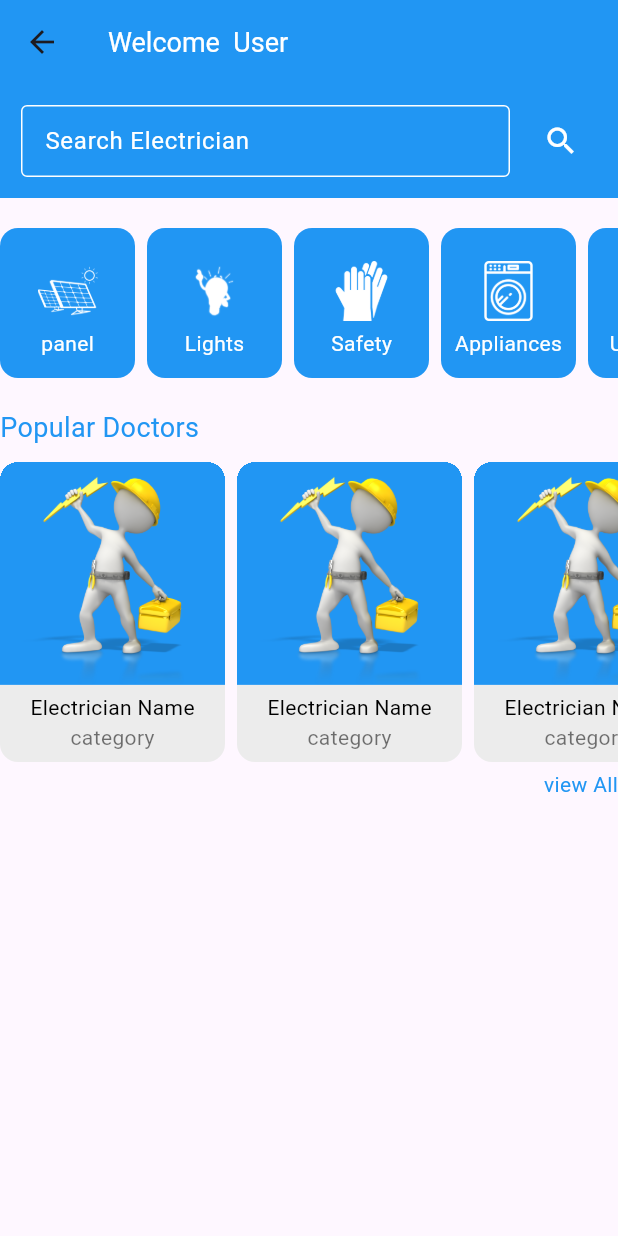
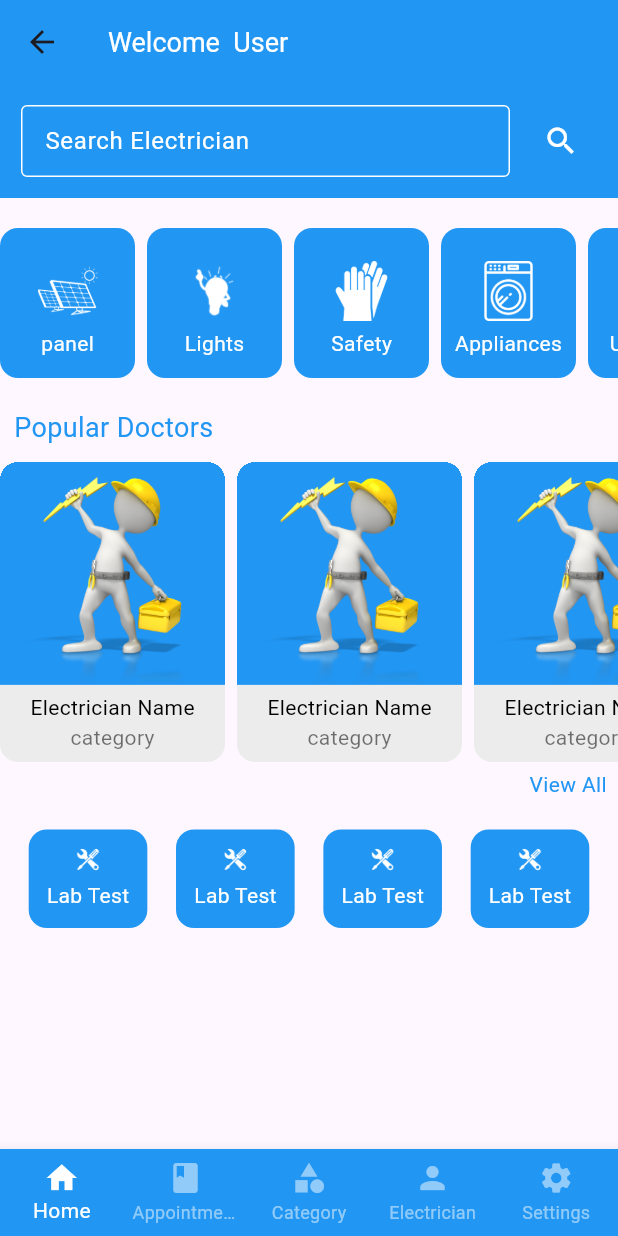
Before and after one commit to SAKSHaTHOR/BookMySlot, a Flutter app: the screen it shows after launch, after a tap on "Login", on a phone screen of 412 x 824 dp. Run offline on Flutter 3.47's test engine with Material 3 defaults, Android fonts, the phone set to English and light mode, and no system bars; our stand-ins replace firebase_core, get, velocity_x; accounts and stored records are empty; generated files the repository leaves out were written again; Roboto replaces fonts that are missing (Nunito-Bold, Nunito-Regular).

Commit message:
"second"

```diff
--- a/bt/lib/consts/strings.dart
+++ b/bt/lib/consts/strings.dart
@@ -26,4 +26,10 @@ class AppStrings{
   static const String Appliances = "Appliances";
   static const String Upgrades = "Upgrades";
   static const String Repairs = "Repairs";
+  static const String category ="Category";
+  static const String Electrician = "Electrician Login";
+  static const String settings = "Settings";
+  static const String changePassword ="Change Password";
+  static const String termsConditions = "Terms & Conditions";
+  static const String signout = "Signout";
 }
--- a/bt/lib/main.dart
+++ b/bt/lib/main.dart
@@ -1,10 +1,16 @@
 import 'package:bt/consts/consts.dart';
+import 'package:bt/firebase_options.dart';
 import 'package:flutter/material.dart';
 import 'package:get/get.dart';
 import 'package:bt/views/login_view/login_view.dart';
+import 'package:firebase_core/firebase_core.dart';
 
 
-void main(){
+void main() async{
+  WidgetsFlutterBinding.ensureInitialized();
+  await Firebase.initializeApp(
+    options: DefaultFirebaseOptions.currentPlatform,
+  );
   runApp(const MyApp());
 }
 
--- a/bt/lib/res/components/custom_button.dart
+++ b/bt/lib/res/components/custom_button.dart
@@ -13,10 +13,11 @@ class CustomButton extends StatelessWidget {
       child: ElevatedButton(
         style: ElevatedButton.styleFrom(
           shape: const StadiumBorder(),
-          backgroundColor: Colors.white30,
-
+          backgroundColor: Colors.blue,
+          foregroundColor: Colors.white,
         ),
         onPressed: onTap,
+
         child: buttonText.text.make(),
 
 
--- /dev/null
+++ b/bt/lib/views/home_view/home.dart
@@ -0,0 +1,57 @@
+import 'package:bt/consts/consts.dart';
+import 'package:bt/views/appointment_view/appointment_view.dart';
+import 'package:bt/views/category_view/category_view.dart';
+import 'package:bt/views/home_view/home_view.dart';
+import 'package:bt/views/login_view/login_view.dart';
+import 'package:bt/views/settings_view/settings_view.dart';
+import 'package:flutter/widgets.dart';
+
+class Home extends StatefulWidget {
+  const Home({Key? key}) : super(key: key);
+
+  @override
+  State<Home> createState() => _HomeState();
+}
+
+class _HomeState extends State<Home> {
+
+  int selectedIndex=0;
+  List screenList = [
+    const HomeView(),
+     const AppointmentView(),
+    const CategoryView(),
+    const LoginView(),
+    const SettingsView(),
+  ];
+
+  @override
+  Widget build(BuildContext context) {
+    return Scaffold(
+      body: screenList.elementAt(selectedIndex),
+      bottomNavigationBar: BottomNavigationBar(
+        unselectedItemColor: AppColors.whitecolor.withOpacity(0.5),
+        selectedItemColor: AppColors.whitecolor,
+        selectedLabelStyle: TextStyle(
+          color: AppColors.whitecolor,
+        ),
+        selectedIconTheme: IconThemeData(
+          color: AppColors.whitecolor,
+        ),
+        backgroundColor: AppColors.bluecolor,
+        type: BottomNavigationBarType.fixed,
+        currentIndex: selectedIndex,
+        onTap: (value){
+          setState(() {
+            selectedIndex=value;
+          });
+        },
+        items: const[
+        BottomNavigationBarItem(icon: Icon(Icons.home),label: "Home"),
+          BottomNavigationBarItem(icon: Icon(Icons.book),label: "Appointments"),
+        BottomNavigationBarItem(icon: Icon(Icons.category),label: "Category"),
+        BottomNavigationBarItem(icon: Icon(Icons.person),label: "Electrician"),
+        BottomNavigationBarItem(icon: Icon(Icons.settings),label: "Settings")
+      ],),
+    );
+  }
+}
--- a/bt/lib/views/home_view/home_view.dart
+++ b/bt/lib/views/home_view/home_view.dart
@@ -1,8 +1,12 @@
 import 'package:bt/consts/consts.dart';
 import 'package:bt/consts/lists.dart';
 import 'package:bt/res/components/custom_textfield.dart';
+// import 'package:bt/views/doctor_profile_view/doctor_profile_view.dart';
+import 'package:bt/views/electrician_profile_view/electrician_profile_view.dart';
 import 'package:flutter/material.dart';
-import 'package:flutter/widgets.dart';
+import 'package:get/get.dart';
+import 'package:get/get_core/src/get_main.dart';
+
 class HomeView extends StatelessWidget {
   const HomeView({Key? key}) : super(key: key);
 
@@ -12,9 +16,14 @@ class HomeView extends StatelessWidget {
       appBar: AppBar(
         backgroundColor: Colors.blue,
         elevation: 0.0,
-        title:AppStyles.bold(title: "${AppStrings.welcome} User", color: AppColors.whitecolor,size: AppSizes.size18),
+        title: AppStyles.bold(
+          title: "${AppStrings.welcome} User",
+          color: AppColors.whitecolor,
+          size: AppSizes.size18,
         ),
-      body: Column(
+      ),
+      body: SingleChildScrollView(
+        child: Column(
           children: [
             Container(
               padding: const EdgeInsets.all(14),
@@ -28,17 +37,19 @@ class HomeView extends StatelessWidget {
                       textColor: AppColors.whitecolor,
                     ),
                   ),
-                10.widthBox,
-                IconButton(onPressed: (){},
-                    icon:Icon(
+                  const SizedBox(width: 10), // Use SizedBox for spacing
+                  IconButton(
+                    onPressed: () {},
+                    icon: Icon(
                       Icons.search,
                       color: AppColors.whitecolor,
-                ))
+                    ),
+                  ),
                 ],
               ),
             ),
 
-          20.heightBox,
+            const SizedBox(height: 20), // Use SizedBox for spacing
 
             SizedBox(
               height: 100,
@@ -46,19 +57,21 @@ class HomeView extends StatelessWidget {
                 physics: const BouncingScrollPhysics(),
                 scrollDirection: Axis.horizontal,
                 itemCount: 6,
-                itemBuilder: (BuildContext context,int index){
+                itemBuilder: (BuildContext context, int index) {
                   return GestureDetector(
-                    onTap: (){},
+                    onTap: () {},
                     child: Container(
                       decoration: BoxDecoration(
                         color: AppColors.bluecolor,
                         borderRadius: BorderRadius.circular(12),
                       ),
-                      padding:const EdgeInsets.only(top: 22,left: 8,right: 8,bottom: 12),
-                      margin: const EdgeInsets.only(right:8),
-
-                     // height: 567,
-
+                      padding: const EdgeInsets.only(
+                        top: 22,
+                        left: 8,
+                        right: 8,
+                        bottom: 12,
+                      ),
+                      margin: const EdgeInsets.only(right: 8),
                       width: 90,
                       child: Column(
                         children: [
@@ -68,8 +81,12 @@ class HomeView extends StatelessWidget {
                             width: 45,
                             color: AppColors.whitecolor,
                           ),
-                          5.heightBox,
-                          AppStyles.normal(title: iconsTitleList[index],color: AppColors.whitecolor,size: AppSizes.size14),
+                          const SizedBox(height: 5), // Use SizedBox for spacing
+                          AppStyles.normal(
+                            title: iconsTitleList[index],
+                            color: AppColors.whitecolor,
+                            size: AppSizes.size14,
+                          ),
                         ],
                       ),
                     ),
@@ -77,23 +94,32 @@ class HomeView extends StatelessWidget {
                 },
               ),
             ),
-            20.heightBox,
+
+            const SizedBox(height: 20), // Use SizedBox for spacing
+
             Align(
               alignment: Alignment.centerLeft,
-             child: AppStyles.bold(title: "Popular Doctors",
+              child: AppStyles.bold(
+                title: "  Popular Doctors",
                 color: AppColors.bluecolor,
-                 size: AppSizes.size18
+                size: AppSizes.size18,
               ),
             ),
-           10.heightBox,
+
+            const SizedBox(height: 10), // Use SizedBox for spacing
+
             SizedBox(
               height: 200,
               child: ListView.builder(
                 physics: const BouncingScrollPhysics(),
                 scrollDirection: Axis.horizontal,
                 itemCount: 3,
-                 itemBuilder: (BuildContext context ,int index){
-                  return Container(
+                itemBuilder: (BuildContext context, int index) {
+                  return GestureDetector(
+                    onTap: (){
+                      Get.to(()=> const ElectricianProfileView());
+                    },
+                    child: Container(
                       clipBehavior: Clip.hardEdge,
                       decoration: BoxDecoration(
                         color: AppColors.bgDarkColor,
@@ -106,40 +132,58 @@ class HomeView extends StatelessWidget {
                         children: [
                           Container(
                             alignment: Alignment.center,
-                          color:AppColors.bluecolor,
+                            color: AppColors.bluecolor,
                             child: Image.asset(
                               AppAssets.icLogin,
                               width: 130,
                               fit: BoxFit.cover,
                             ),
                           ),
-                        5.heightBox,
+                          const SizedBox(height: 5), // Use SizedBox for spacing
                           AppStyles.normal(title: "Electrician Name"),
-                        AppStyles.normal(title: "category",color: Colors.black54 ),
+                          AppStyles.normal(title: "category", color: Colors.black54),
+                        ],
+                      ),
+                    ),
+                  );
+                },
+              ),
+            ),
+
+            const SizedBox(height: 5), // Use SizedBox for spacing
+
+            GestureDetector(
+              onTap: () {},
+              child: Align(
+                alignment: Alignment.centerRight,
+                child: AppStyles.normal(
+                  title: "View All  ",
+                  color: AppColors.bluecolor,
+                ),
+              ),
+            ),
+           20.heightBox,
+            Row(
+              mainAxisAlignment: MainAxisAlignment.spaceEvenly,
+              children: List.generate(4, (index) {
+                return Container(
+                  decoration: BoxDecoration(
+                    color: AppColors.bluecolor,
+                    borderRadius: BorderRadius.circular(12), // Added border radius for consistency
+                  ),
+                  padding: const EdgeInsets.all(12),
+                  child: Column(
+                    children: [
+                      Image.asset(AppAssets.icRepair, width: 25, color: AppColors.whitecolor),
+                      const SizedBox(height: 5), // Use SizedBox for spacing
+                      AppStyles.normal(title: "Lab Test", color: AppColors.whitecolor),
                     ],
                   ),
                 );
-                 }
-             ),
-           ),
-          5.heightBox,
-          GestureDetector(
-            onTap: (){},
-            child: Align(
-              alignment: Alignment.centerRight,
-              child: AppStyles.normal(
-                title: "view All",
-                color:AppColors.bluecolor,
-              ),
-            ),
-          ),
-
-          Row(
-            children: List.generate(4,(index) => container(
-              child:Column(),
-            )),
+              }),
             ),
           ],
+        ),
       ),
     );
   }
--- a/bt/lib/views/login_view/login_view.dart
+++ b/bt/lib/views/login_view/login_view.dart
@@ -7,6 +7,8 @@ import 'package:bt/views/home_view/home_view.dart';
 import 'package:bt/views/signup_view/signup_view.dart';
 import 'package:flutter/material.dart';
 import 'package:get/get.dart';
+
+import '../home_view/home.dart';
 
 class LoginView extends StatelessWidget {
   const LoginView({Key? key}) : super(key: key);
@@ -48,7 +50,7 @@ class LoginView extends StatelessWidget {
                       ),
                       20.heightBox,
                        CustomButton(buttonText: AppStrings.login, onTap: () {
-                         Get.to(()=>HomeView());
+                         Get.to(()=> const Home());
                        },),
                       20.heightBox,
 
--- a/bt/pubspec.yaml
+++ b/bt/pubspec.yaml
@@ -37,6 +37,7 @@ dependencies:
   cupertino_icons: ^1.0.6
   velocity_x: ^4.2.1
   get: ^4.6.6
+  firebase_core: ^3.7.0
 
 dev_dependencies:
   flutter_test:
```
Also changed, not shown: bt/lib/consts/lists.dart (+14 -0 lines), bt/lib/views/appointment_details_view/appointment_detail_view.dart (added, +44 -0 lines), bt/lib/views/appointment_view/appointment_view.dart (added, +33 -0 lines), bt/lib/views/book_appointment_view/book_appointment_view.dart (added, +54 -0 lines), bt/lib/views/category_details_view/category_details_view.dart (added, +65 -0 lines), bt/lib/views/category_view/category_view.dart (added, +83 -0 lines), bt/lib/views/electrician_profile_view/electrician_profile_view.dart (added, +138 -0 lines), bt/lib/views/settings_view/settings_view.dart (added, +43 -0 lines), bt/pubspec.lock, 6 other files. Lines whose indentation alone changed are shown as unchanged.
